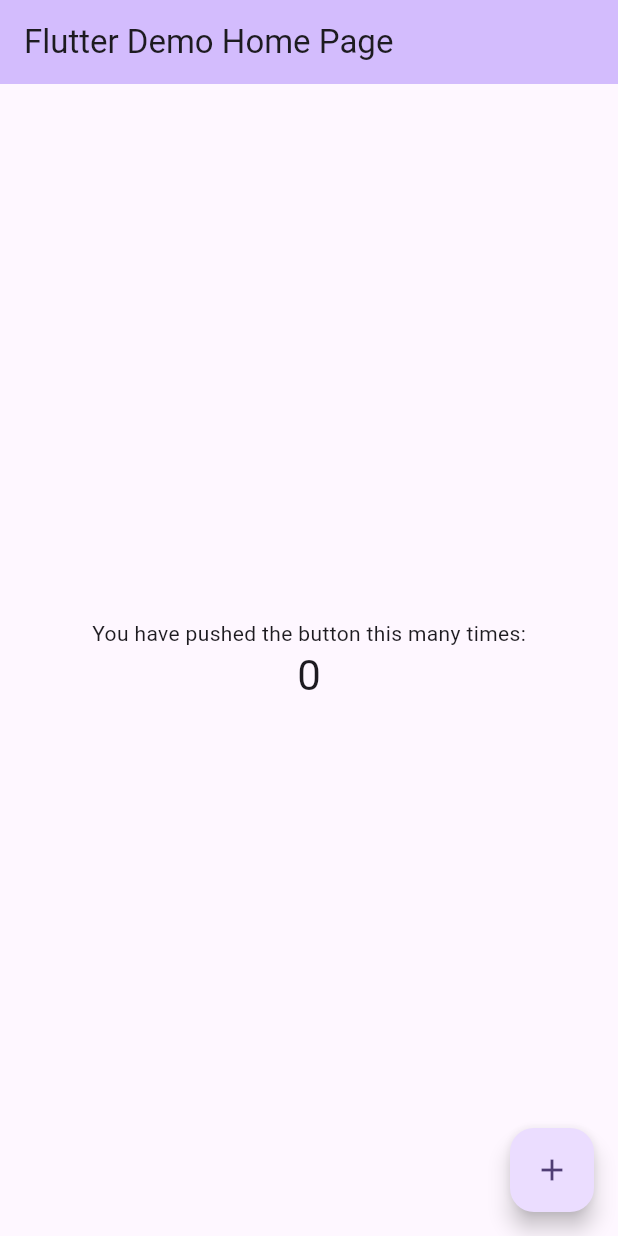
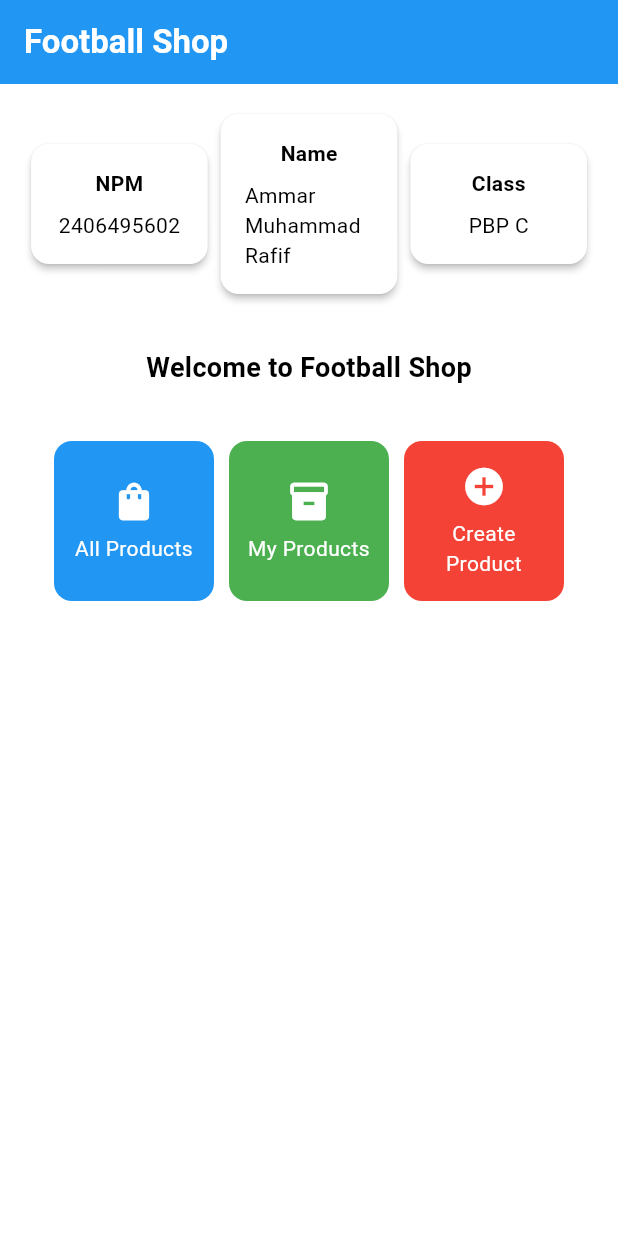
Before and after one commit to ammarrmuh/football-shop-mobile, a Flutter app: the screen it shows after launch, on a phone screen of 412 x 824 dp. Run offline on Flutter 3.47's test engine with Material 3 defaults, Android fonts, the phone set to English and light mode, and no system bars.

Commit message:
Update: Finish Tugas 7

```diff
--- a/lib/main.dart
+++ b/lib/main.dart
@@ -1,4 +1,5 @@
 import 'package:flutter/material.dart';
+import 'package:football_shop/menu.dart';
 
 void main() {
   runApp(const MyApp());
@@ -7,116 +8,17 @@ void main() {
 class MyApp extends StatelessWidget {
   const MyApp({super.key});
 
-  // This widget is the root of your application.
   @override
   Widget build(BuildContext context) {
     return MaterialApp(
-      title: 'Flutter Demo',
+      title: 'Football Shop',
       theme: ThemeData(
-        // This is the theme of your application.
-        //
-        // TRY THIS: Try running your application with "flutter run". You'll see
-        // the application has a purple toolbar. Then, without quitting the app,
-        // try changing the seedColor in the colorScheme below to Colors.green
-        // and then invoke "hot reload" (save your changes or press the "hot
-        // reload" button in a Flutter-supported IDE, or press "r" if you used
-        // the command line to start the app).
-        //
-        // Notice that the counter didn't reset back to zero; the application
-        // state is not lost during the reload. To reset the state, use hot
-        // restart instead.
-        //
-        // This works for code too, not just values: Most code changes can be
-        // tested with just a hot reload.
-        colorScheme: ColorScheme.fromSeed(seedColor: Colors.deepPurple),
+        colorScheme: ColorScheme.fromSwatch(
+          primarySwatch: Colors.blue,
+        ).copyWith(secondary: Colors.blue[400]),
+        useMaterial3: true,
       ),
-      home: const MyHomePage(title: 'Flutter Demo Home Page'),
+      home: MyHomePage(),
     );
   }
 }
-
-class MyHomePage extends StatefulWidget {
-  const MyHomePage({super.key, required this.title});
-
-  // This widget is the home page of your application. It is stateful, meaning
-  // that it has a State object (defined below) that contains fields that affect
-  // how it looks.
-
-  // This class is the configuration for the state. It holds the values (in this
-  // case the title) provided by the parent (in this case the App widget) and
-  // used by the build method of the State. Fields in a Widget subclass are
-  // always marked "final".
-
-  final String title;
-
-  @override
-  State<MyHomePage> createState() => _MyHomePageState();
-}
-
-class _MyHomePageState extends State<MyHomePage> {
-  int _counter = 0;
-
-  void _incrementCounter() {
-    setState(() {
-      // This call to setState tells the Flutter framework that something has
-      // changed in this State, which causes it to rerun the build method below
-      // so that the display can reflect the updated values. If we changed
-      // _counter without calling setState(), then the build method would not be
-      // called again, and so nothing would appear to happen.
-      _counter++;
-    });
-  }
-
-  @override
-  Widget build(BuildContext context) {
-    // This method is rerun every time setState is called, for instance as done
-    // by the _incrementCounter method above.
-    //
-    // The Flutter framework has been optimized to make rerunning build methods
-    // fast, so that you can just rebuild anything that needs updating rather
-    // than having to individually change instances of widgets.
-    return Scaffold(
-      appBar: AppBar(
-        // TRY THIS: Try changing the color here to a specific color (to
-        // Colors.amber, perhaps?) and trigger a hot reload to see the AppBar
-        // change color while the other colors stay the same.
-        backgroundColor: Theme.of(context).colorScheme.inversePrimary,
-        // Here we take the value from the MyHomePage object that was created by
-        // the App.build method, and use it to set our appbar title.
-        title: Text(widget.title),
-      ),
-      body: Center(
-        // Center is a layout widget. It takes a single child and positions it
-        // in the middle of the parent.
-        child: Column(
-          // Column is also a layout widget. It takes a list of children and
-          // arranges them vertically. By default, it sizes itself to fit its
-          // children horizontally, and tries to be as tall as its parent.
-          //
-          // Column has various properties to control how it sizes itself and
-          // how it positions its children. Here we use mainAxisAlignment to
-          // center the children vertically; the main axis here is the vertical
-          // axis because Columns are vertical (the cross axis would be
-          // horizontal).
-          //
-          // TRY THIS: Invoke "debug painting" (choose the "Toggle Debug Paint"
-          // action in the IDE, or press "p" in the console), to see the
-          // wireframe for each widget.
-          mainAxisAlignment: MainAxisAlignment.center,
-          children: <Widget>[
-            const Text('You have pushed the button this many times:'),
-            Text(
-              '$_counter',
-              style: Theme.of(context).textTheme.headlineMedium,
-            ),
-          ],
-        ),
-      ),
-      floatingActionButton: FloatingActionButton(
-        onPressed: _incrementCounter,
-        tooltip: 'Increment',
-        child: const Icon(Icons.add),
-      ), // This trailing comma makes auto-formatting nicer for build methods.
-    );
-  }
-}
--- /dev/null
+++ b/lib/menu.dart
@@ -0,0 +1,111 @@
+import 'package:flutter/material.dart';
+import 'package:football_shop/widgets/product_card.dart';
+
+class MyHomePage extends StatelessWidget {
+  MyHomePage({super.key});
+
+  final String npm = '2406495602';
+  final String name = 'Ammar Muhammad Rafif';
+  final String className = 'PBP C';
+
+  // List item dengan warna berbeda untuk setiap tombol
+  final List<ItemHomepage> items = [
+    ItemHomepage("All Products", Icons.shopping_bag, Colors.blue),
+    ItemHomepage("My Products", Icons.inventory, Colors.green),
+    ItemHomepage("Create Product", Icons.add_circle, Colors.red),
+  ];
+
+  @override
+  Widget build(BuildContext context) {
+    return Scaffold(
+      appBar: AppBar(
+        title: const Text(
+          'Football Shop',
+          style: TextStyle(
+            color: Colors.white,
+            fontWeight: FontWeight.bold,
+          ),
+        ),
+        backgroundColor: Theme.of(context).colorScheme.primary,
+      ),
+      body: Padding(
+        padding: const EdgeInsets.all(16.0),
+        child: Column(
+          crossAxisAlignment: CrossAxisAlignment.center,
+          children: [
+            // Info Card untuk menampilkan NPM, Nama, dan Kelas
+            Row(
+              mainAxisAlignment: MainAxisAlignment.spaceEvenly,
+              children: [
+                InfoCard(title: 'NPM', content: npm),
+                InfoCard(title: 'Name', content: name),
+                InfoCard(title: 'Class', content: className),
+              ],
+            ),
+            const SizedBox(height: 16.0),
+
+            // Header
+            Center(
+              child: Column(
+                children: [
+                  const Padding(
+                    padding: EdgeInsets.only(top: 16.0),
+                    child: Text(
+                      'Welcome to Football Shop',
+                      style: TextStyle(
+                        fontWeight: FontWeight.bold,
+                        fontSize: 18.0,
+                      ),
+                    ),
+                  ),
+                  const SizedBox(height: 16.0),
+
+                  // Grid untuk menampilkan ItemCard
+                  GridView.count(
+                    primary: true,
+                    padding: const EdgeInsets.all(20),
+                    crossAxisSpacing: 10,
+                    mainAxisSpacing: 10,
+                    crossAxisCount: 3,
+                    shrinkWrap: true,
+                    children: items.map((ItemHomepage item) {
+                      return ItemCard(item);
+                    }).toList(),
+                  ),
+                ],
+              ),
+            ),
+          ],
+        ),
+      ),
+    );
+  }
+}
+
+class InfoCard extends StatelessWidget {
+  final String title;
+  final String content;
+
+  const InfoCard({super.key, required this.title, required this.content});
+
+  @override
+  Widget build(BuildContext context) {
+    return Card(
+      elevation: 2.0,
+      child: Container(
+        width: MediaQuery.of(context).size.width / 3.5,
+        padding: const EdgeInsets.all(16.0),
+        child: Column(
+          children: [
+            Text(
+              title,
+              style: const TextStyle(fontWeight: FontWeight.bold),
+            ),
+            const SizedBox(height: 8.0),
+            Text(content),
+          ],
+        ),
+      ),
+    );
+  }
+}
--- /dev/null
+++ b/lib/widgets/product_card.dart
@@ -0,0 +1,57 @@
+import 'package:flutter/material.dart';
+
+class ItemHomepage {
+  final String name;
+  final IconData icon;
+  final Color color;
+
+  ItemHomepage(this.name, this.icon, this.color);
+}
+
+class ItemCard extends StatelessWidget {
+  final ItemHomepage item;
+
+  const ItemCard(this.item, {super.key});
+
+  @override
+  Widget build(BuildContext context) {
+    return Material(
+      color: item.color, // Menggunakan warna dari item
+      borderRadius: BorderRadius.circular(12),
+      child: InkWell(
+        onTap: () {
+          // Menampilkan SnackBar dengan pesan sesuai tombol yang ditekan
+          ScaffoldMessenger.of(context)
+            ..hideCurrentSnackBar()
+            ..showSnackBar(
+              SnackBar(
+                content: Text("Kamu telah menekan tombol ${item.name}"),
+                duration: const Duration(seconds: 2),
+              ),
+            );
+        },
+        child: Container(
+          padding: const EdgeInsets.all(8),
+          child: Center(
+            child: Column(
+              mainAxisAlignment: MainAxisAlignment.center,
+              children: [
+                Icon(
+                  item.icon,
+                  color: Colors.white,
+                  size: 30.0,
+                ),
+                const Padding(padding: EdgeInsets.all(3)),
+                Text(
+                  item.name,
+                  textAlign: TextAlign.center,
+                  style: const TextStyle(color: Colors.white),
+                ),
+              ],
+            ),
+          ),
+        ),
+      ),
+    );
+  }
+}
```
Also changed, not shown: 1 other file.
